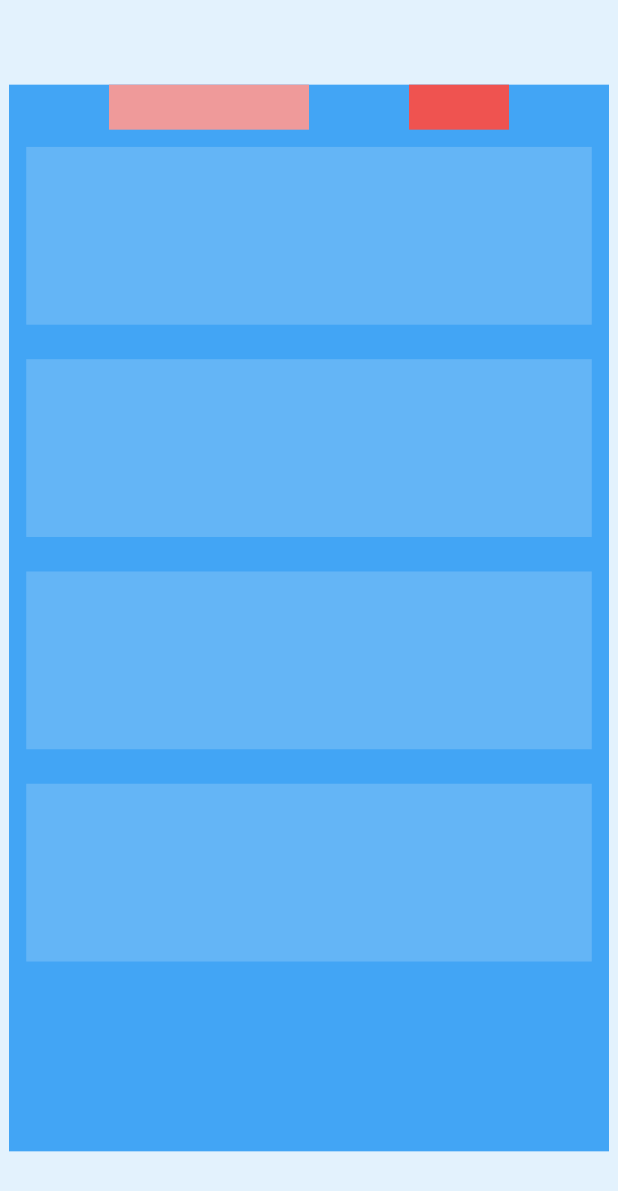
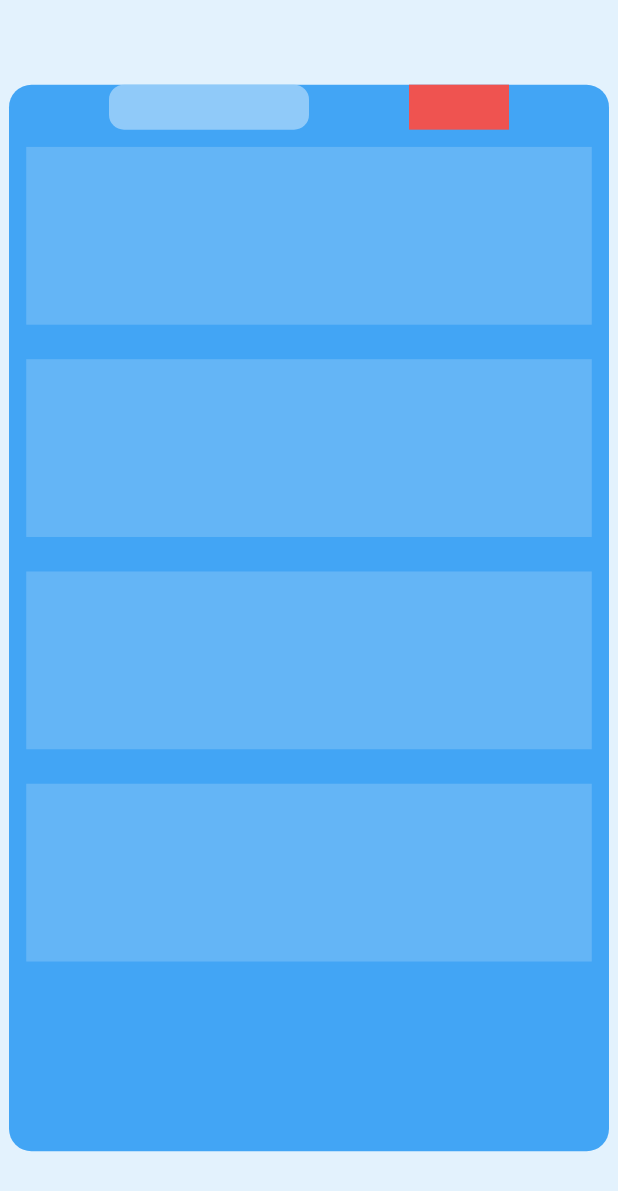
Before and after one commit to Nutrition-Track/voltamobile, a Flutter app: the screen it shows after launch, on a phone screen of 412 x 824 dp. Shown: the top 1191 px of the screen. Run offline on Flutter 3.47's test engine with Material 3 defaults, Android fonts, the phone set to English and light mode, and no system bars.

Commit message:
Added rounded corners

```diff
--- a/lib/main.dart
+++ b/lib/main.dart
@@ -17,7 +17,10 @@
             width: screenwidth,
             height: screenwidth * aspectratio,
             alignment: Alignment.topLeft,
-            color: Colors.blue[400],
+            decoration: BoxDecoration(
+              color: Colors.blue[400],
+              borderRadius: BorderRadius.circular(15.0), // Add rounded corners
+            ),
             child: Column(
             children: [ // list of boxes
               Row( // header row
@@ -26,7 +29,10 @@
                   Container(
                     width: screenwidth / 3,
                     height: 30,
-                    color: Colors.red[200]
+                    decoration: BoxDecoration(
+                      color: Colors.blue[200],
+                      borderRadius: BorderRadius.circular(10.0), // Add rounded corners to inner container
+                    ),
                   ),
                   Container(
                     width: screenwidth / 6,
```
